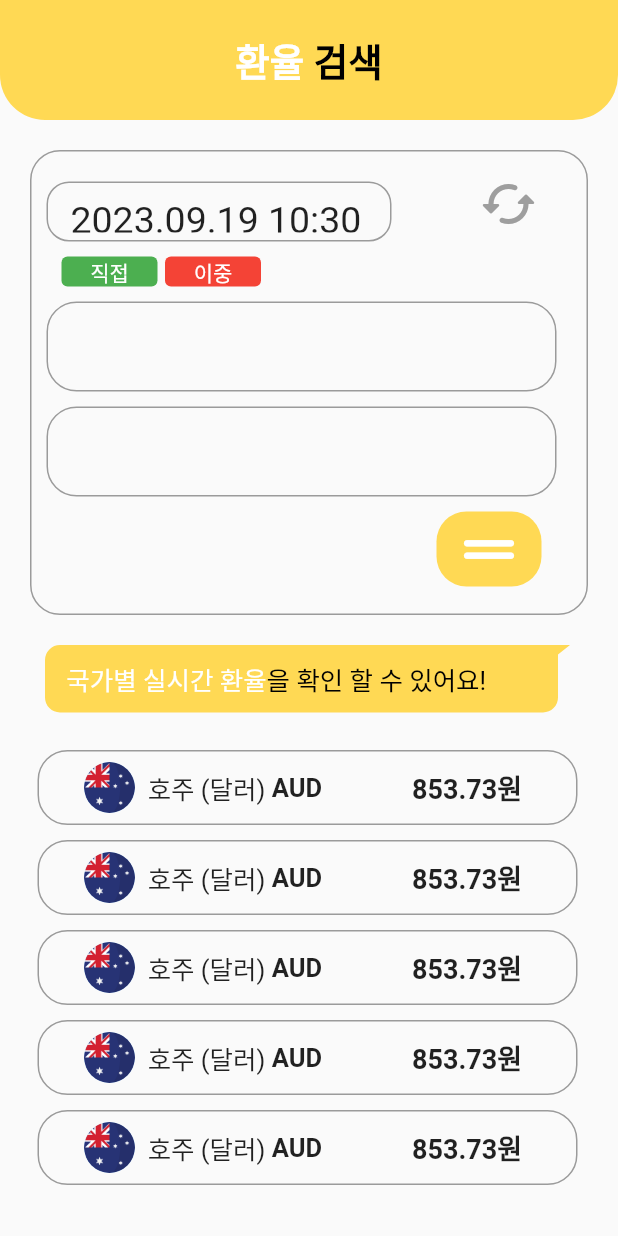
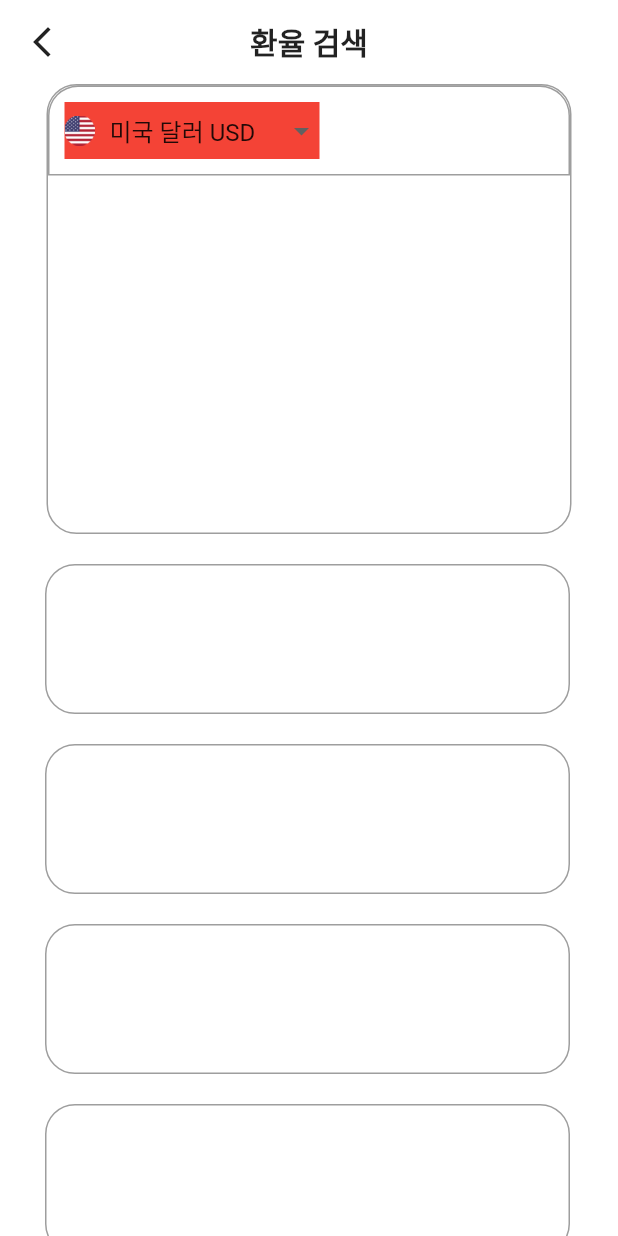
Before and after one commit to Donne-All-Around/DonneAllAround, a Flutter app: the ExchangePage screen opened directly, after a tap on "호주 (달러)", on a phone screen of 412 x 824 dp. Run offline on Flutter 3.47's test engine with Material 2 defaults, Android fonts, the phone set to English and light mode, and no system bars; drawn by our look-alikes of flutter_chat_bubble; our stand-ins replace awesome_bottom_bar, chat_bubbles, geocoding, geolocator, google_maps_flutter, image_picker and 1 more.

Commit message:
0919 ha 환율상세페이지 달러드롭다운

```diff
--- /dev/null
+++ b/frontend/a705/lib/exchange_detail.dart
@@ -0,0 +1,187 @@
+import 'package:flutter/material.dart';
+
+class ExchangeDetailPage extends StatefulWidget {
+  const ExchangeDetailPage({super.key});
+
+  @override
+  State<ExchangeDetailPage> createState() => _ExchangeDetailPageState();
+}
+
+class _ExchangeDetailPageState extends State<ExchangeDetailPage> {
+
+  final _valueList = ['미국', '호주', '일본'];
+  var _selectedValue = '미국';
+
+  Map<String, Map<String, String>> currencyInfo = {
+    '미국': {'imagePath': 'assets/images/usa.png', 'currencyName': '미국 달러 USD'},
+    '호주': {'imagePath': 'assets/images/australia.png', 'currencyName': '호주 달러 AUD'},
+    '일본': {'imagePath': 'assets/images/japan.png', 'currencyName': '일본 엔 JPY'},
+  };
+
+  @override
+  Widget build(BuildContext context){
+    return GestureDetector(
+      onTap: () => FocusManager.instance.primaryFocus?.unfocus(),
+      child: SafeArea(
+        child: Scaffold(
+          backgroundColor: Colors.white,
+          appBar: AppBar(
+            backgroundColor: Colors.white,
+            leading: IconButton(
+              icon: const Icon(
+                Icons.arrow_back_ios_new_outlined,
+                color: Colors.black87,
+              ),
+              onPressed: () {
+                Navigator.pop(context);
+              },
+            ),
+            elevation: 0,
+            title: const Text(
+              '환율 검색',
+              style:
+              TextStyle(color: Colors.black87, fontWeight: FontWeight.bold),
+            ),
+            centerTitle: true,
+          ),
+          body: SingleChildScrollView(
+              child: Column(
+                children: [
+                  // 나라별 상세 통화
+                  Container(
+                    margin: const EdgeInsets.fromLTRB(30, 0, 30, 0),
+                    width: 350,
+                    height: 300,
+                    decoration: BoxDecoration(
+                      borderRadius: BorderRadius.circular(20),
+                      border: Border.all(color: Colors.black38),
+                    ),
+                    child: Column(
+                      children: [
+                        Row(
+                          children: [
+                            Container(
+                              width: 348,
+                              height: 60,
+                              decoration: BoxDecoration(
+                                borderRadius: const BorderRadius.only(topLeft: Radius.circular(20),topRight:Radius.circular(20) ),
+                                border: Border.all(color: Colors.black38),
+                              ),
+                              child: Row(
+                                children: [
+                                  Container(
+                                    margin: const EdgeInsets.fromLTRB(10, 10, 30, 10),
+                                    width: 170,
+                                    height: 55,
+                                    color: Colors.red,
+                                    child: DropdownButtonHideUnderline(
+                                      child: DropdownButton(
+                                        value: _selectedValue,
+                                        items: _valueList.map((value){
+                                              return DropdownMenuItem(
+                                                value: value,
+                                                  child:Row(
+                                                    children: [
+                                                      Image.asset(
+                                                        currencyInfo[value]!['imagePath']!,
+                                                        width: 20,
+                                                        height: 20,
+                                                      ),
+                                                      const SizedBox(width: 10,),
+                                                      Text(currencyInfo[value]!['currencyName']!),
+                                                    ],
+                                                  ) ,);
+                                            },
+                                        ).toList(),
+                                        onChanged: (value){
+                                          setState(() {
+                                            _selectedValue = value.toString();
+                                          });
+                                        },
+                                      ),
+                                    ),
+                                  ),
+                                ],
+                              ),
+                            ),
+                          ],
+                        ),
+
+                      ],
+                    ),
+                  ),
+                        // 은행별 환율 정보
+                        const SizedBox(height: 20,),
+                        Row(
+                          children: [
+                            GestureDetector(
+                              child: Container(
+                                margin: const EdgeInsets.fromLTRB(30, 0, 30, 0),
+                                width: 350,
+                                height: 100,
+                                decoration: BoxDecoration(
+                                  borderRadius: BorderRadius.circular(20),
+                                  border: Border.all(color: Colors.black38),
+                                ),
+                              ),
+                            ),
+                          ],
+                        ),
+                  const SizedBox(height: 20,),
+                  Row(
+                    children: [
+                      GestureDetector(
+                        child: Container(
+                          margin: const EdgeInsets.fromLTRB(30, 0, 30, 0),
+                          width: 350,
+                          height: 100,
+                          decoration: BoxDecoration(
+                            borderRadius: BorderRadius.circular(20),
+                            border: Border.all(color: Colors.black38),
+                          ),
+                        ),
+                      ),
+                    ],
+                  ),
+                  const SizedBox(height: 20,),
+                  Row(
+                    children: [
+                      GestureDetector(
+                        child: Container(
+                          margin: const EdgeInsets.fromLTRB(30, 0, 30, 0),
+                          width: 350,
+                          height: 100,
+                          decoration: BoxDecoration(
+                            borderRadius: BorderRadius.circular(20),
+                            border: Border.all(color: Colors.black38),
+                          ),
+                        ),
+                      ),
+                    ],
+                  ),
+                  const SizedBox(height: 20,),
+                  Row(
+                    children: [
+                      GestureDetector(
+                        child: Container(
+                          margin: const EdgeInsets.fromLTRB(30, 0, 30, 0),
+                          width: 350,
+                          height: 100,
+                          decoration: BoxDecoration(
+                            borderRadius: BorderRadius.circular(20),
+                            border: Border.all(color: Colors.black38),
+                          ),
+                        ),
+                      ),
+                    ],
+                  ),
+
+                ],
+              ),
+            ),
+        ),
+      ),
+    );
+  }
+
+}
--- a/frontend/a705/lib/exchange_page.dart
+++ b/frontend/a705/lib/exchange_page.dart
@@ -1,3 +1,4 @@
+import 'package:a705/exchange_detail.dart';
 import 'package:flutter/material.dart';
 import 'package:flutter_chat_bubble/chat_bubble.dart';
 import 'package:intl/intl.dart';
@@ -140,6 +141,12 @@ class _ExchangePageState extends State<ExchangePage> {
                                   borderRadius: BorderRadius.circular(20),
                                   border: Border.all(color: Colors.black38),
                                 ),
+                                // 드롭다운
+                                // child: Row(
+                                //   children: [
+                                //     DropdownButton(items: , onChanged: ),
+                                //   ],
+                                // ),
                               ),
                             ],
                           ),
@@ -171,7 +178,8 @@ class _ExchangePageState extends State<ExchangePage> {
                             ),
                             child:IconButton(
                               padding: const EdgeInsets.fromLTRB(5, 0, 5, 10),
-                              onPressed: (){},
+                              onPressed: (){
+                              },
                               icon: const Icon(Icons.drag_handle_rounded),
                               iconSize: 50,
                               color: Colors.white,
@@ -198,7 +206,12 @@ class _ExchangePageState extends State<ExchangePage> {
                  //국가별 실시간 환율
                      GestureDetector(
                        // 상세페이지 이동
-                       onTap: (){} ,
+                       onTap: (){
+                         Navigator.push(
+                               context,
+                               MaterialPageRoute(builder: (context) => const ExchangeDetailPage()),
+                             );
+                       } ,
                        child: Row(
                          children: [
                            Container(
--- a/frontend/a705/pubspec.yaml
+++ b/frontend/a705/pubspec.yaml
@@ -81,6 +81,8 @@ flutter:
      - assets/images/profile.jpg
      - assets/images/ausdollar.jpg
      - assets/images/australia.png
+     - assets/images/usa.png
+     - assets/images/japan.png
      - assets/images/korea.png
      - assets/images/marker.png
 
```
Also changed, not shown: frontend/a705/assets/images/japan.png (added), frontend/a705/assets/images/usa.png (added), frontend/a705/pubspec.lock.
